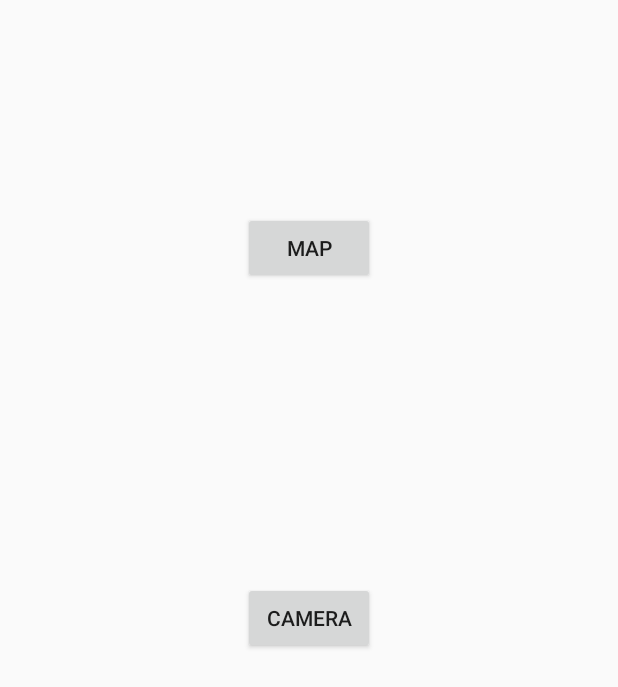
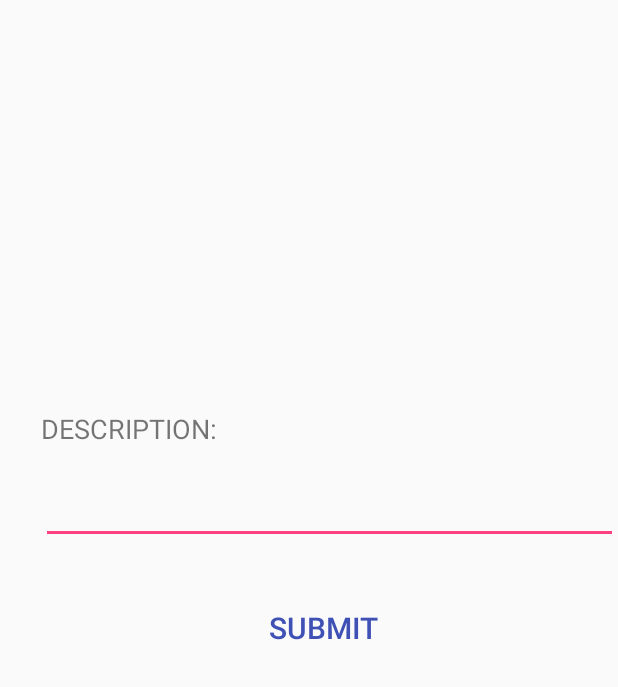
Before and after one commit to Dave1903/SWCMonitoring, an Android app: the layout activity_photo_upload.xml on its own in the app's theme, with its tools: preview values and no code run, on a phone screen of 412 x 824 dp. Shown: the top 687 px of the screen. Run offline under Robolectric (Android 15) with nearby library versions, the phone set to English and light mode, and no system bars.

Commit message:
Merge remote-tracking branch 'origin/master'
# Conflicts:
#	.idea/misc.xml
#	.idea/vcs.xml

```diff
--- a/app/src/main/java/dataconservationnitrr/swcmonitoring/MapsActivity.java
+++ b/app/src/main/java/dataconservationnitrr/swcmonitoring/MapsActivity.java
@@ -64,8 +64,10 @@ public class MapsActivity extends FragmentActivity implements OnMapReadyCallback
         if (requestCode == Request_Camera && resultCode == RESULT_OK ) {
             if(imageFile!= null) {
                 if(imageFile.exists()) {
-                 //   Bitmap bitmap = BitmapFactory.decodeFile(imageFile.getPath());
 
+                    Intent intent = new Intent(MapsActivity.this,PhotoUploadActivity.class);
+                    intent.putExtra("filePath",imageFile);
+                    startActivity(intent);
 
                 }
 
--- a/app/src/main/res/layout/activity_photo_upload.xml
+++ b/app/src/main/res/layout/activity_photo_upload.xml
@@ -7,28 +7,58 @@
     tools:context="dataconservationnitrr.swcmonitoring.PhotoUploadActivity">
 
 
+
+
+
+
     <ImageView
-        android:layout_width="200dp"
-        android:layout_height="200dp"
+        android:layout_width="match_parent"
+        android:layout_height="250dp"
         android:id="@+id/img"
         android:layout_centerHorizontal="true"/>
-    <Button
+
+
+    <TextView
+        android:id="@+id/activity"
+        style="?android:attr/borderlessButtonStyle"
         android:layout_width="wrap_content"
         android:layout_height="wrap_content"
-        android:text="Camera"
-        android:id="@+id/camera"
-        android:onClick="openCam"
-        android:layout_centerInParent="true"
 
-         />
+        android:layout_below="@+id/description"
 
-    <Button
-        android:id="@+id/activity"
+        android:layout_alignParentEnd="true"
+        android:layout_centerHorizontal="true"
+        android:layout_marginTop="32dp"
+        android:layout_marginEnd="148dp"
+
+        android:text="SUBMIT"
+        android:textColor="?attr/colorPrimary"
+        android:textSize="20dp" />
+
+    <TextView
+        android:id="@+id/textView"
         android:layout_width="wrap_content"
         android:layout_height="wrap_content"
-        android:layout_alignParentTop="true"
-        android:layout_centerHorizontal="true"
-        android:layout_marginTop="141dp"
-        android:text="@string/title_activity_maps" />
+        android:layout_below="@+id/img"
+        android:layout_alignParentStart="true"
+        android:layout_alignParentBottom="true"
+        android:layout_marginStart="27dp"
+        android:layout_marginTop="23dp"
+        android:layout_marginBottom="214dp"
+        android:text="DESCRIPTION:"
+        android:textSize="18dp" />
+
+    <EditText
+        android:id="@+id/description"
+        android:layout_width="match_parent"
+        android:layout_height="wrap_content"
+        android:layout_below="@+id/img"
+        android:layout_alignStart="@+id/textView"
+
+        android:layout_marginTop="67dp"
+
+        android:ems="10"
+        android:inputType="textMultiLine" />
+
 
 </RelativeLayout>
```
Also changed, not shown: app/src/main/AndroidManifest.xml (+10 -6 lines), app/src/main/java/dataconservationnitrr/swcmonitoring/PhotoUploadActivity.java (+16 -114 lines).
